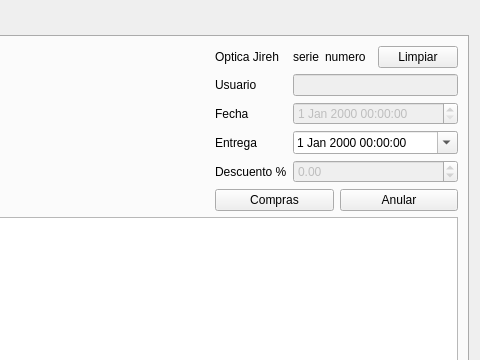
Old version of the form venta/uiventas.ui in the repository rodety/Jireh; both pictures show x 589 to 1069 and y 0 to 360 of the 1069 by 548 pixel window.
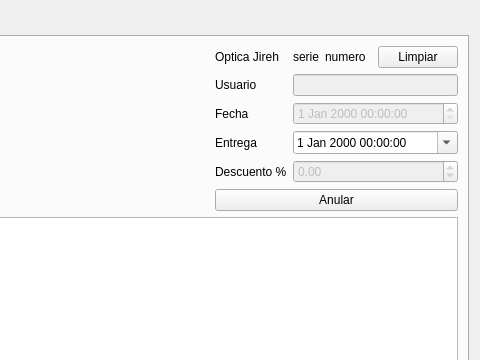
New version of the form. The open tabs and pages were chosen to show the change. Icons and pictures are not drawn. Custom widgets are drawn as their Qt base class.

```diff
--- a/venta/uiventas.ui
+++ b/venta/uiventas.ui
@@ -449,13 +449,6 @@
              </item>
              <item row="7" column="0" colspan="4">
               <layout class="QHBoxLayout" name="horizontalLayout_3">
-               <item>
-                <widget class="QPushButton" name="pushButton_compras">
-                 <property name="text">
-                  <string>Compras</string>
-                 </property>
-                </widget>
-               </item>
                <item>
                 <widget class="QPushButton" name="pushButton_anular">
                  <property name="text">
```
Left out of the diff: 2 changed lines with no effect on the pictures.
